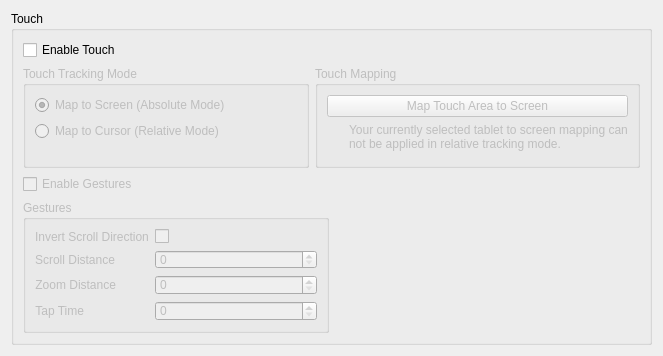
This is src/kcmodule/touchpagewidget.ui in KDE/wacomtablet as Qt 5 draws it before an edit. The edited form follows.
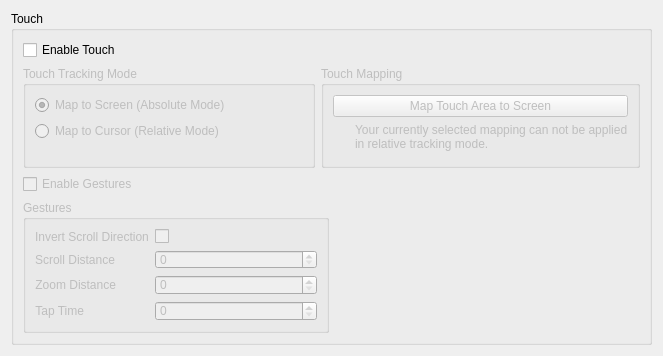
This is the edited form. Icons and pictures are not drawn.

Commit message:
Fixed touch mapping warnings.
When using a touch device mapping which is only available in absolute
mode, a warning is now displayed. However this should be fixed
properly by disabling the controls. A warning is displayed for now as
it would take too many changes this close to release to fix it properly.
Also I'm not sure if this is a bug in the wacom driver.

Patch:
```diff
--- a/src/kcmodule/touchpagewidget.ui
+++ b/src/kcmodule/touchpagewidget.ui
@@ -155,7 +155,7 @@
              <item>
               <widget class="QLabel" name="trackingWarningLabel">
                <property name="text">
-                <string>Your currently selected tablet to screen mapping can not be applied in relative tracking mode.</string>
+                <string>Your currently selected mapping can not be applied in relative tracking mode.</string>
                </property>
                <property name="wordWrap">
                 <bool>true</bool>
```
The commit also changes 11 other files.
